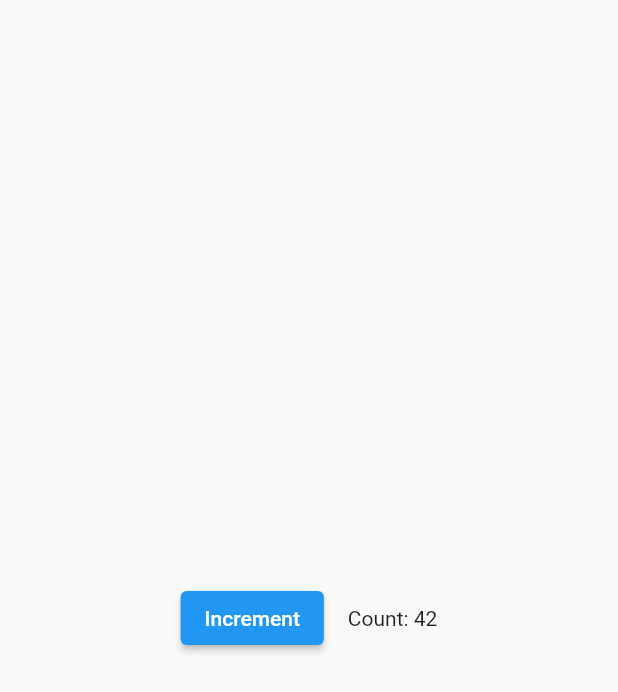
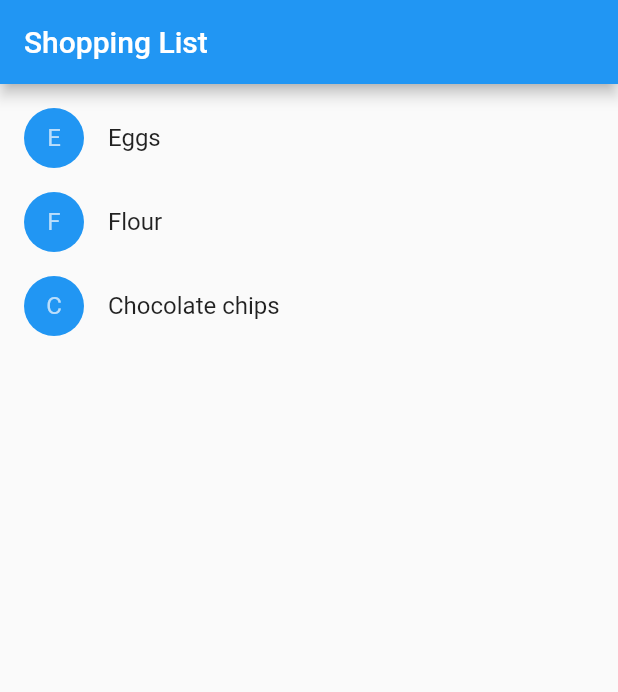
Before and after one commit to minje70/flutter_example, a Flutter app: the screen it shows after launch, on a phone screen of 412 x 824 dp. Shown: the top 692 px of the screen. Run offline on Flutter 3.47's test engine with Material 2 defaults, Android fonts, the light colour scheme and no system bars.

Commit message:
[added] Shopping List
- 리스트를 이용하여 여러 ListTile을 만들 수 있다.
- 상위 위젯에서 state를 관리할 수 있다.

```diff
--- a/study_widget/lib/main.dart
+++ b/study_widget/lib/main.dart
@@ -1,64 +1,91 @@
 import 'package:flutter/material.dart';
 
-class CounterDisplay extends StatelessWidget {
-  const CounterDisplay({required this.count, Key? key}) : super(key: key);
+class Product {
+  const Product({required this.name});
+  final String name;
+}
 
-  final int count;
+typedef CartChangedCallback = Function(Product product, bool inCart);
+
+class ShoppingListItem extends StatelessWidget {
+  ShoppingListItem(
+      {required this.product,
+      required this.inCart,
+      required this.onCartChanged})
+      : super(key: ObjectKey(product));
+  final Product product;
+  final bool inCart;
+  final CartChangedCallback onCartChanged;
+
+  Color _getColor(BuildContext context) {
+    return inCart ? Colors.black54 : Theme.of(context).primaryColor;
+  }
+
+  TextStyle? _getTextStyle(BuildContext context) {
+    if (!inCart) return null;
+
+    return const TextStyle(
+        color: Colors.black54, decoration: TextDecoration.lineThrough);
+  }
 
   @override
   Widget build(BuildContext context) {
-    return Text('Count: $count');
-  }
-}
-
-class CounterIncrementor extends StatelessWidget {
-  const CounterIncrementor({required this.onPressed, Key? key})
-      : super(key: key);
-
-  final VoidCallback onPressed;
-
-  @override
-  Widget build(BuildContext context) {
-    return ElevatedButton(
-      onPressed: onPressed,
-      child: const Text('Increment'),
+    return ListTile(
+      onTap: () {
+        onCartChanged(product, inCart);
+      },
+      leading: CircleAvatar(
+        backgroundColor: _getColor(context),
+        child: Text(product.name[0]),
+      ),
+      title: Text(
+        product.name,
+        style: _getTextStyle(context),
+      ),
     );
   }
 }
 
-class Counter extends StatefulWidget {
-  const Counter({Key? key}) : super(key: key);
+class ShoppingList extends StatefulWidget {
+  const ShoppingList({required this.products, Key? key}) : super(key: key);
+
+  final List<Product> products;
 
   @override
-  _CounterState createState() => _CounterState();
+  _ShoppingListState createState() => _ShoppingListState();
 }
 
-class _CounterState extends State<Counter> {
-  int _counter = 0;
+class _ShoppingListState extends State<ShoppingList> {
+  final _shoppingCart = <Product>{};
 
-  void _increment() {
+  void _handleCartChanged(Product product, bool inCart) {
     setState(() {
-      ++_counter;
+      if (!inCart) {
+        _shoppingCart.add(product);
+      } else {
+        _shoppingCart.remove(product);
+      }
     });
   }
 
   @override
-  void initState() {
-    super.initState();
-    _counter = 42;
-  }
-
-  @override
   Widget build(BuildContext context) {
-    return Row(
-      mainAxisAlignment: MainAxisAlignment.center,
-      children: <Widget>[
-        CounterIncrementor(onPressed: _increment),
-        const SizedBox(
-          width: 16,
-        ),
-        CounterDisplay(count: _counter),
-      ],
+    return Scaffold(
+      appBar: AppBar(
+        title: const Text('Shopping List'),
+      ),
+      body: ListView(
+        padding: const EdgeInsets.symmetric(vertical: 8.0),
+        children: widget.products.map(
+          (Product product) {
+            return ShoppingListItem(
+              product: product,
+              inCart: _shoppingCart.contains(product),
+              onCartChanged: _handleCartChanged,
+            );
+          },
+        ).toList(),
+      ),
     );
   }
 }
@@ -66,11 +93,13 @@ class _CounterState extends State<Counter> {
 void main() {
   runApp(
     const MaterialApp(
-      home: Scaffold(
-        // appBar: MyAppBar(),
-        body: Center(
-          child: Counter(),
-        ),
+      title: 'Shopping App',
+      home: ShoppingList(
+        products: [
+          Product(name: 'Eggs'),
+          Product(name: 'Flour'),
+          Product(name: 'Chocolate chips'),
+        ],
       ),
     ),
   );
```
